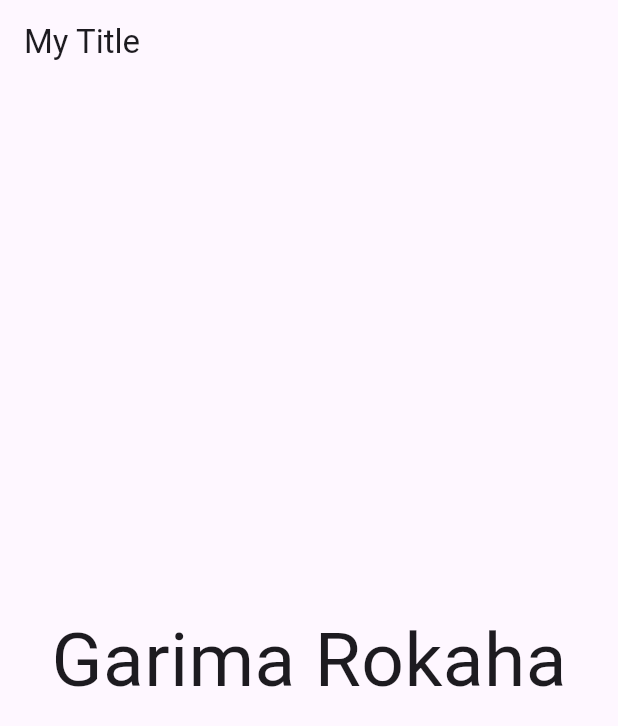
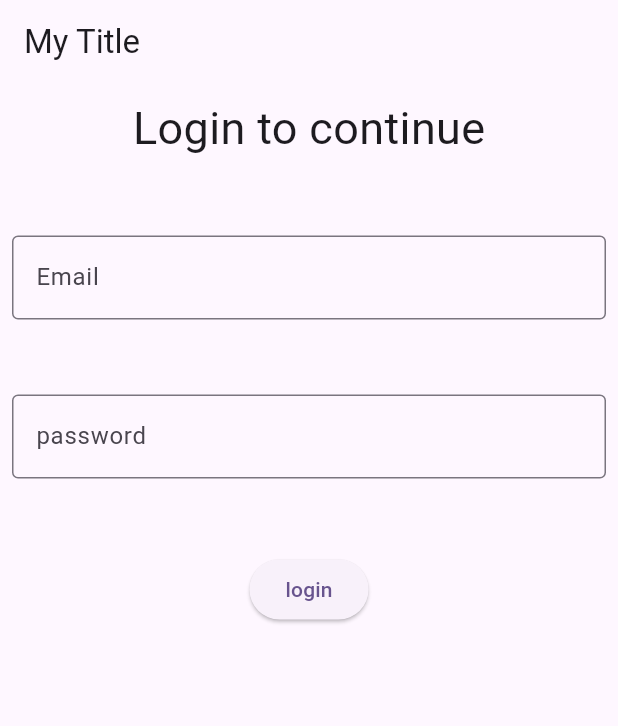
Before and after one commit to garimarokaha/Flutter_project, a Flutter app: the screen it shows after launch, on a phone screen of 412 x 824 dp. Shown: the top 726 px of the screen. Run offline on Flutter 3.47's test engine with Material 3 defaults, Android fonts, the phone set to English and light mode, and no system bars.

Commit message:
simple login form made

```diff
--- a/lib/main.dart
+++ b/lib/main.dart
@@ -11,6 +11,7 @@ class MyApp extends StatelessWidget {
   @override
   Widget build(BuildContext context) {
     return MaterialApp(
+      //named parameters
       title: 'Flutter Demo',
       theme: ThemeData(
         // This is the theme of your application.
@@ -34,29 +35,42 @@ class MyApp extends StatelessWidget {
     );
   }
 }
+
 class HomePage extends StatelessWidget {
   @override
   Widget build(BuildContext context) {
     return Scaffold(
-      appBar:AppBar(
-        title: Text('My Title'),
-      ),
+      appBar: AppBar(title: Text('My Title')),
       body: Center(
-        child: Text('Garima Rokaha',
-          style: TextStyle(
-            fontSize: 50
+        child: Padding(
+          padding: EdgeInsets.all(8.0),
+          child: Column(
+            spacing: 50,
+            children: [
+              Text('Login to continue', style: TextStyle(fontSize: 30)),
+              TextFormField(
+                decoration: InputDecoration(labelText: 'Email',
+                  border: OutlineInputBorder(),
+                ),
+              ),
+
+              TextFormField(
+                obscureText: true ,
+                decoration: InputDecoration(labelText: 'password',
+                  border: OutlineInputBorder(),
+                ),
+              ),
+              ElevatedButton(onPressed: (){
+
+                print('Hello World');
+              }, child: Text('login')),
+          ],
           ),
         ),
       ),
     );
-    return Text("Hello World !");
   }
 }
-
-
-
-
-
 
 class MyHomePage extends StatefulWidget {
   const MyHomePage({super.key, required this.title});
```
